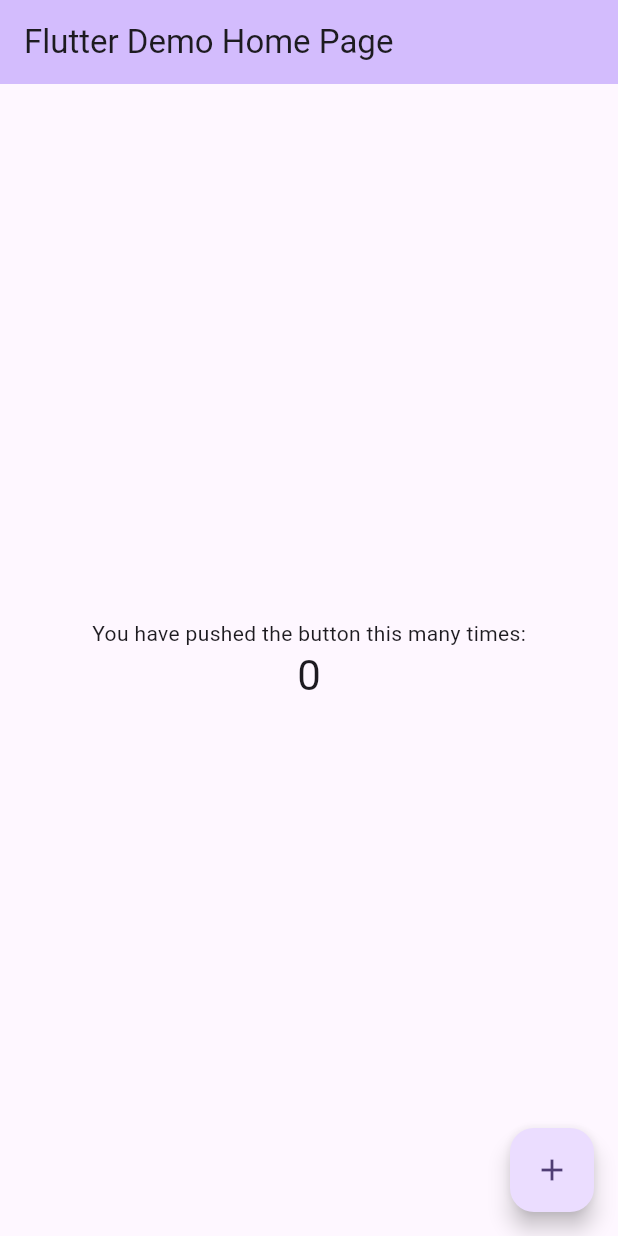
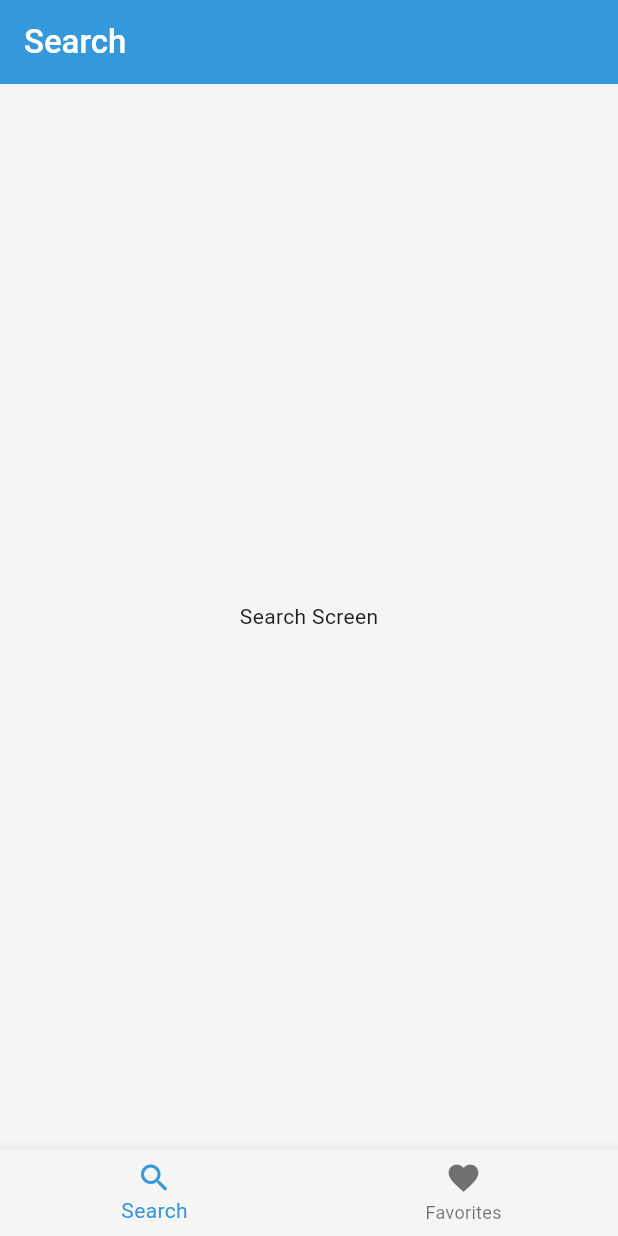
Before and after one commit to TeddKo/search_favorites, a Flutter app: the screen it shows after launch, on a phone screen of 412 x 824 dp. Run offline on Flutter 3.47's test engine with Material 3 defaults, Android fonts, the phone set to English and light mode, and no system bars; our stand-ins replace dio, drift, flutter_dotenv, flutter_riverpod, freezed_annotation, go_router and 2 more; accounts and stored records are empty; generated files the repository leaves out were written again.

Commit message:
Initial commit

```diff
--- a/lib/main.dart
+++ b/lib/main.dart
@@ -1,69 +1,26 @@
+import 'package:core_designsystem/core_designsystem.dart';
 import 'package:flutter/material.dart';
 import 'package:flutter_dotenv/flutter_dotenv.dart';
+import 'package:flutter_riverpod/flutter_riverpod.dart';
+import 'package:router/router.dart';
 
 Future<void> main() async {
   await dotenv.load(fileName: ".env");
 
-  runApp(const MyApp());
+  runApp(const ProviderScope(child: MyApp()));
 }
 
-class MyApp extends StatelessWidget {
+class MyApp extends ConsumerWidget {
   const MyApp({super.key});
 
   @override
-  Widget build(BuildContext context) {
-    return MaterialApp(
-      title: 'Flutter Demo',
-      theme: ThemeData(
-        colorScheme: ColorScheme.fromSeed(seedColor: Colors.deepPurple),
-      ),
-      home: const MyHomePage(title: 'Flutter Demo Home Page'),
+  Widget build(BuildContext context, WidgetRef ref) {
+    final router = ref.watch(routerProvider);
+    return MaterialApp.router(
+      routerConfig: router,
+      title: 'Search Favorites',
+      theme: AppTheme.lightTheme,
+      darkTheme: AppTheme.darkTheme,
     );
   }
 }
-
-class MyHomePage extends StatefulWidget {
-  const MyHomePage({super.key, required this.title});
-
-  final String title;
-
-  @override
-  State<MyHomePage> createState() => _MyHomePageState();
-}
-
-class _MyHomePageState extends State<MyHomePage> {
-  int _counter = 0;
-
-  void _incrementCounter() {
-    setState(() {
-      _counter++;
-    });
-  }
-
-  @override
-  Widget build(BuildContext context) {
-    return Scaffold(
-      appBar: AppBar(
-        backgroundColor: Theme.of(context).colorScheme.inversePrimary,
-        title: Text(widget.title),
-      ),
-      body: Center(
-        child: Column(
-          mainAxisAlignment: MainAxisAlignment.center,
-          children: <Widget>[
-            const Text('You have pushed the button this many times:'),
-            Text(
-              '$_counter',
-              style: Theme.of(context).textTheme.headlineMedium,
-            ),
-          ],
-        ),
-      ),
-      floatingActionButton: FloatingActionButton(
-        onPressed: _incrementCounter,
-        tooltip: 'Increment',
-        child: const Icon(Icons.add),
-      ),
-    );
-  }
-}
--- /dev/null
+++ b/packages/feature/favorites/lib/feature_favorites.dart
@@ -0,0 +1 @@
+export 'src/favorites_screen.dart';
--- /dev/null
+++ b/packages/feature/favorites/lib/src/favorites_screen.dart
@@ -0,0 +1,13 @@
+import 'package:flutter/material.dart';
+
+class FavoritesScreen extends StatelessWidget {
+  const FavoritesScreen({super.key});
+
+  @override
+  Widget build(BuildContext context) {
+    return Scaffold(
+      appBar: AppBar(title: const Text('Favorites')),
+      body: const Center(child: Text('Favorites Screen')),
+    );
+  }
+}
--- a/packages/feature/favorites/pubspec.yaml
+++ b/packages/feature/favorites/pubspec.yaml
@@ -21,8 +21,8 @@ dependencies:
     path: ../../shared/ui
   shared_util:
     path: ../../shared/util
-  navigate:
-    path: ../../navigate
+  router:
+    path: ../../router
 
 dev_dependencies:
   flutter_test:
--- /dev/null
+++ b/packages/feature/root/lib/feature_root.dart
@@ -0,0 +1 @@
+export 'src/root_screen.dart';
--- a/packages/feature/root/lib/src/root_screen.dart
+++ b/packages/feature/root/lib/src/root_screen.dart
@@ -0,0 +1,33 @@
+import 'package:flutter/material.dart';
+import 'package:go_router/go_router.dart';
+
+class RootScreen extends StatelessWidget {
+  const RootScreen({required this.navigationShell, super.key});
+
+  final StatefulNavigationShell navigationShell;
+
+  @override
+  Widget build(BuildContext context) {
+    return Scaffold(
+      body: navigationShell,
+      bottomNavigationBar: BottomNavigationBar(
+        items: const <BottomNavigationBarItem>[
+          BottomNavigationBarItem(icon: Icon(Icons.search), label: 'Search'),
+          BottomNavigationBarItem(
+            icon: Icon(Icons.favorite),
+            label: 'Favorites',
+          ),
+        ],
+        currentIndex: navigationShell.currentIndex,
+        onTap: (int index) => _onTap(context, index),
+      ),
+    );
+  }
+
+  void _onTap(BuildContext context, int index) {
+    navigationShell.goBranch(
+      index,
+      initialLocation: index == navigationShell.currentIndex,
+    );
+  }
+}
--- a/packages/feature/root/pubspec.yaml
+++ b/packages/feature/root/pubspec.yaml
@@ -9,6 +9,7 @@ environment:
 dependencies:
   flutter:
     sdk: flutter
+  go_router: ^16.1.0
   flutter_riverpod: ^3.0.0-dev.17
   riverpod_annotation: ^3.0.0-dev.17
   # core packages
@@ -21,8 +22,8 @@ dependencies:
     path: ../../shared/ui
   shared_util:
     path: ../../shared/util
-  navigate:
-    path: ../../navigate
+  router:
+    path: ../../router
 
 dev_dependencies:
   flutter_test:
--- /dev/null
+++ b/packages/feature/search/lib/feature_search.dart
@@ -0,0 +1 @@
+export 'src/search_screen.dart';
--- /dev/null
+++ b/packages/feature/search/lib/src/search_screen.dart
@@ -0,0 +1,13 @@
+import 'package:flutter/material.dart';
+
+class SearchScreen extends StatelessWidget {
+  const SearchScreen({super.key});
+
+  @override
+  Widget build(BuildContext context) {
+    return Scaffold(
+      appBar: AppBar(title: const Text("Search")),
+      body: const Center(child: Text('Search Screen')),
+    );
+  }
+}
--- a/packages/feature/search/pubspec.yaml
+++ b/packages/feature/search/pubspec.yaml
@@ -21,8 +21,8 @@ dependencies:
     path: ../../shared/ui
   shared_util:
     path: ../../shared/util
-  navigate:
-    path: ../../navigate
+  router:
+    path: ../../router
 
 dev_dependencies:
   flutter_test:
--- /dev/null
+++ b/packages/router/lib/router.dart
@@ -0,0 +1 @@
+export 'src/router.dart';
--- /dev/null
+++ b/packages/router/lib/src/router.dart
@@ -0,0 +1,41 @@
+import 'package:feature_favorites/feature_favorites.dart';
+import 'package:feature_root/feature_root.dart';
+import 'package:feature_search/feature_search.dart';
+import 'package:go_router/go_router.dart';
+import 'package:riverpod_annotation/riverpod_annotation.dart';
+
+part 'router.g.dart';
+
+@riverpod
+GoRouter router(Ref ref) {
+  return GoRouter(
+      initialLocation: '/search',
+      routes: [
+        StatefulShellRoute.indexedStack(
+          builder: (context, state, navigationShell) {
+            return RootScreen(navigationShell: navigationShell);
+          },
+          branches: [
+            StatefulShellBranch(
+                routes: [
+                  GoRoute(
+                      path: '/search',
+                      pageBuilder: (context, state) =>
+                      const NoTransitionPage(child: SearchScreen())
+                  )
+                ]
+            ),
+            StatefulShellBranch(
+                routes: [
+                  GoRoute(
+                      path: '/favorites',
+                      pageBuilder: (context, state) =>
+                      const NoTransitionPage(child: FavoritesScreen())
+                  )
+                ]
+            )
+          ],
+        )
+      ]
+  );
+}
--- a/packages/navigate/pubspec.yaml
+++ b/packages/router/pubspec.yaml
@@ -1,4 +1,4 @@
-name: navigate
+name: router
 description: A new Flutter package.
 version: 0.0.1
 publish_to: 'none'
--- a/pubspec.yaml
+++ b/pubspec.yaml
@@ -11,6 +11,10 @@ environment:
 dependencies:
   flutter:
     sdk: flutter
+  router:
+    path: packages/router
+  core_designsystem:
+    path: packages/core/designsystem
   flutter_dotenv: ^5.2.1
   flutter_riverpod: ^3.0.0-dev.17
   riverpod_annotation: ^3.0.0-dev.17
```
Also changed, not shown: packages/feature/favorites/pubspec.lock, packages/feature/root/pubspec.lock, packages/feature/search/pubspec.lock, packages/navigate/lib/src/router.dart (deleted), packages/router/lib/src/router.g.dart (added), packages/router/pubspec.lock (renamed from packages/navigate/pubspec.lock), pubspec.lock, 1 other file.
